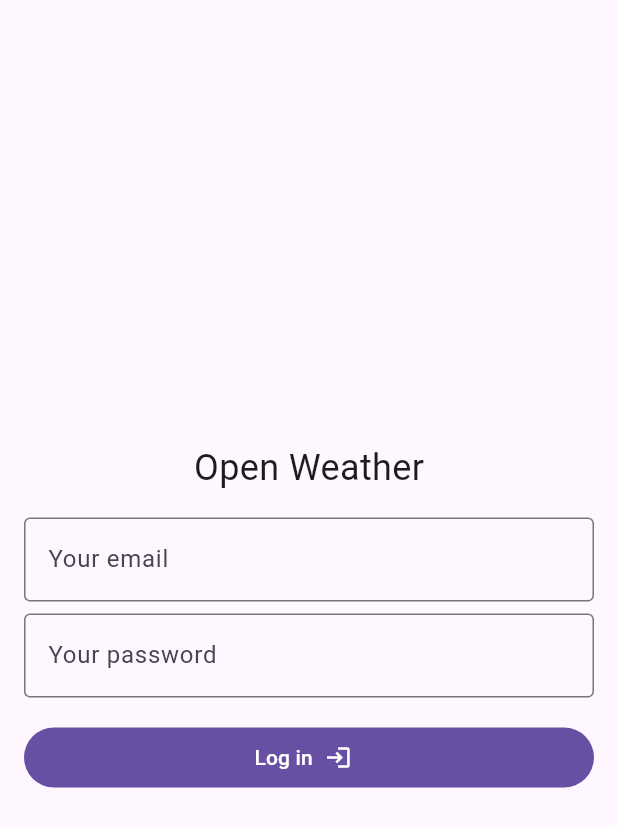
After one commit to Ascenio/open_weather, a Flutter app: the screen it shows after launch, on a phone screen of 412 x 824 dp. The commit adds this screen. Shown: the top 827 px of the screen. Run offline on Flutter 3.47's test engine with Material 3 defaults, Android fonts, the phone set to English and light mode, and no system bars; our stand-ins replace equatable, flutter_bloc, geolocator.

Commit message:
refactor: introduce ConstrainedByMobile

```diff
--- a/lib/authentication/presentation/pages/login_page.dart
+++ b/lib/authentication/presentation/pages/login_page.dart
@@ -9,6 +9,7 @@ import 'package:open_weather/authentication/presentation/widgets/validators/mini
 import 'package:open_weather/authentication/presentation/widgets/validators/non_empty_validator.dart';
 import 'package:open_weather/core/config/routes.dart';
 import 'package:open_weather/core/presentation/widgets/breakpoint_builder.dart';
+import 'package:open_weather/core/presentation/widgets/constrained_by_mobile.dart';
 import 'package:open_weather/core/presentation/widgets/loading_indicator.dart';
 import 'package:open_weather/core/presentation/widgets/wide_button.dart';
 
@@ -47,11 +48,7 @@ class _LoginPageState extends State<LoginPage> {
       child: Scaffold(
         body: Padding(
           padding: const EdgeInsets.symmetric(horizontal: 16),
-          child: Center(
-            child: ConstrainedBox(
-              constraints: BoxConstraints.loose(
-                Size.fromWidth(Breakpoint.mobile.minimumWidth),
-              ),
+          child: ConstrainedByMobile(
             child: Form(
               key: formKey,
               child: Column(
@@ -112,8 +109,7 @@ class _LoginPageState extends State<LoginPage> {
                                       if (formKey.currentState!.validate()) {
                                         context.read<LoginCubit>().login(
                                               email: emailController.text,
-                                                password:
-                                                    passwordController.text,
+                                              password: passwordController.text,
                                             );
                                       }
                                     },
@@ -131,7 +127,6 @@ class _LoginPageState extends State<LoginPage> {
           ),
         ),
       ),
-      ),
     );
   }
 }
--- /dev/null
+++ b/lib/core/presentation/widgets/constrained_by_mobile.dart
@@ -0,0 +1,20 @@
+import 'package:flutter/material.dart';
+import 'package:open_weather/core/presentation/widgets/breakpoint_builder.dart';
+
+class ConstrainedByMobile extends StatelessWidget {
+  const ConstrainedByMobile({required this.child, super.key});
+
+  final Widget child;
+
+  @override
+  Widget build(BuildContext context) {
+    return Center(
+      child: ConstrainedBox(
+        constraints: BoxConstraints.loose(
+          Size.fromWidth(Breakpoint.mobile.minimumWidth),
+        ),
+        child: child,
+      ),
+    );
+  }
+}
```
Also changed, not shown: lib/weather/presentation/pages/weather_page.dart (+11 -6 lines). Lines whose indentation alone changed are shown as unchanged.
